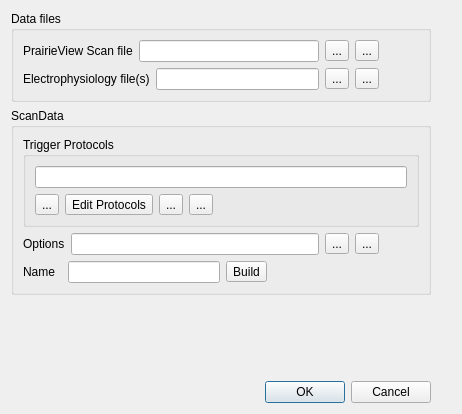
Old version of the form src/scipyen/systems/PrairieImporter.ui in the repository ctigaret/scipyen.
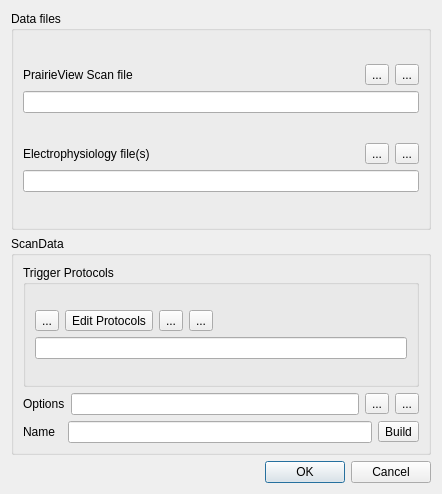
New version of the form. Icons and pictures are not drawn.

The edit to the form file:
```diff
--- a/src/scipyen/systems/PrairieImporter.ui
+++ b/src/scipyen/systems/PrairieImporter.ui
@@ -6,24 +6,24 @@
    <rect>
     <x>0</x>
     <y>0</y>
-    <width>462</width>
-    <height>414</height>
+    <width>442</width>
+    <height>494</height>
    </rect>
   </property>
   <property name="windowTitle">
    <string>Import PrairieView</string>
   </property>
-  <layout class="QGridLayout" name="gridLayout_4">
+  <layout class="QGridLayout" name="gridLayout_3">
    <item row="0" column="0">
     <widget class="QGroupBox" name="dataFilesGroupBox">
      <property name="title">
       <string>Data files</string>
      </property>
-     <layout class="QGridLayout" name="gridLayout_2">
-      <item row="0" column="0">
-       <layout class="QVBoxLayout" name="verticalLayout_2">
+     <layout class="QVBoxLayout" name="verticalLayout_5">
+      <item>
+       <layout class="QVBoxLayout" name="verticalLayout_4">
         <item>
-         <layout class="QHBoxLayout" name="horizontalLayout">
+         <layout class="QHBoxLayout" name="horizontalLayout_2">
           <item>
            <widget class="QLabel" name="label">
             <property name="text">
@@ -31,28 +31,6 @@
             </property>
            </widget>
           </item>
-          <item>
-           <widget class="QLineEdit" name="pvScanFileNameLineEdit">
-            <property name="sizePolicy">
-             <sizepolicy hsizetype="Expanding" vsizetype="Fixed">
-              <horstretch>1</horstretch>
-              <verstretch>0</verstretch>
-             </sizepolicy>
-            </property>
-            <property name="toolTip">
-             <string>PV Scan XML file name</string>
-            </property>
-            <property name="statusTip">
-             <string>PV Scan XML file name</string>
-            </property>
-            <property name="whatsThis">
-             <string>&lt;html&gt;&lt;head/&gt;&lt;body&gt;&lt;p&gt;XML file output by PrairieView, which contains PVScan information&lt;/p&gt;&lt;/body&gt;&lt;/html&gt;</string>
-            </property>
-            <property name="clearButtonEnabled">
-             <bool>true</bool>
-            </property>
-           </widget>
-          </item>
           <item>
            <widget class="QToolButton" name="pvScanFileChooserToolButton">
             <property name="toolTip">
@@ -93,23 +71,36 @@
             </property>
            </widget>
           </item>
-          <item>
-           <spacer name="horizontalSpacer">
-            <property name="orientation">
-             <enum>Qt::Horizontal</enum>
-            </property>
-            <property name="sizeHint" stdset="0">
-             <size>
-              <width>40</width>
-              <height>20</height>
-             </size>
-            </property>
-           </spacer>
-          </item>
          </layout>
         </item>
         <item>
-         <layout class="QHBoxLayout" name="horizontalLayout_2">
+         <widget class="QLineEdit" name="pvScanFileNameLineEdit">
+          <property name="sizePolicy">
+           <sizepolicy hsizetype="Expanding" vsizetype="Fixed">
+            <horstretch>1</horstretch>
+            <verstretch>0</verstretch>
+           </sizepolicy>
+          </property>
+          <property name="toolTip">
+           <string>PV Scan XML file name</string>
+          </property>
+          <property name="statusTip">
+           <string>PV Scan XML file name</string>
+          </property>
+          <property name="whatsThis">
+           <string>&lt;html&gt;&lt;head/&gt;&lt;body&gt;&lt;p&gt;XML file output by PrairieView, which contains PVScan information&lt;/p&gt;&lt;/body&gt;&lt;/html&gt;</string>
+          </property>
+          <property name="clearButtonEnabled">
+           <bool>true</bool>
+          </property>
+         </widget>
+        </item>
+       </layout>
+      </item>
+      <item>
+       <layout class="QVBoxLayout" name="verticalLayout_2">
+        <item>
+         <layout class="QHBoxLayout" name="horizontalLayout">
           <item>
            <widget class="QLabel" name="label_3">
             <property name="toolTip">
@@ -129,25 +120,6 @@
             </property>
            </widget>
           </item>
-          <item>
-           <widget class="QLineEdit" name="ephysFileNameLineEdit">
-            <property name="sizePolicy">
-             <sizepolicy hsizetype="Expanding" vsizetype="Fixed">
-              <horstretch>1</horstretch>
-              <verstretch>0</verstretch>
-             </sizepolicy>
-            </property>
-            <property name="toolTip">
-             <string>Electrophysiology file name(s) separated by OS-specific path separator (':' on Linux and MacOS, ';' on Windows)</string>
-            </property>
-            <property name="statusTip">
-             <string>Electrophysiology file name(s) separated by OS-specific path separator (':' on Linux and MacOS, ';' on Windows)</string>
-            </property>
-            <property name="whatsThis">
-             <string>&lt;html&gt;&lt;head/&gt;&lt;body&gt;&lt;p&gt;Names of electrophysiolopgy file(s). These can be axon binary files, or a pickle file with the electrophysiology data.&lt;/p&gt;&lt;p&gt;These MUST be separated by the OS-specific path separator, for example&lt;/p&gt;&lt;p&gt; &amp;quot;:&amp;quot; on POSIX OSes such as, Linux, MacOS X&lt;/p&gt;&lt;p&gt;&amp;quot;;&amp;quot; on Windows&lt;/p&gt;&lt;/body&gt;&lt;/html&gt;</string>
-            </property>
-           </widget>
-          </item>
           <item>
            <widget class="QToolButton" name="ephysFileChooserToolButton">
             <property name="toolTip">
@@ -188,21 +160,27 @@
             </property>
            </widget>
           </item>
-          <item>
-           <spacer name="horizontalSpacer_2">
-            <property name="orientation">
-             <enum>Qt::Horizontal</enum>
-            </property>
-            <property name="sizeHint" stdset="0">
-             <size>
-              <width>40</width>
-              <height>20</height>
-             </size>
-            </property>
-           </spacer>
-          </item>
          </layout>
         </item>
+        <item>
+         <widget class="QLineEdit" name="ephysFileNameLineEdit">
+          <property name="sizePolicy">
+           <sizepolicy hsizetype="Expanding" vsizetype="Fixed">
+            <horstretch>1</horstretch>
+            <verstretch>0</verstretch>
+           </sizepolicy>
+          </property>
+          <property name="toolTip">
+           <string>Electrophysiology file name(s) separated by OS-specific path separator (':' on Linux and MacOS, ';' on Windows)</string>
+          </property>
+          <property name="statusTip">
+           <string>Electrophysiology file name(s) separated by OS-specific path separator (':' on Linux and MacOS, ';' on Windows)</string>
+          </property>
+          <property name="whatsThis">
+           <string>&lt;html&gt;&lt;head/&gt;&lt;body&gt;&lt;p&gt;Names of electrophysiolopgy file(s). These can be axon binary files, or a pickle file with the electrophysiology data.&lt;/p&gt;&lt;p&gt;These MUST be separated by the OS-specific path separator, for example&lt;/p&gt;&lt;p&gt; &amp;quot;:&amp;quot; on POSIX OSes such as, Linux, MacOS X&lt;/p&gt;&lt;p&gt;&amp;quot;;&amp;quot; on Windows&lt;/p&gt;&lt;/body&gt;&lt;/html&gt;</string>
+          </property>
+         </widget>
+        </item>
        </layout>
       </item>
      </layout>
@@ -213,7 +191,7 @@
      <property name="title">
       <string>ScanData</string>
      </property>
-     <layout class="QGridLayout" name="gridLayout_3">
+     <layout class="QGridLayout" name="gridLayout_2">
       <item row="0" column="0">
        <widget class="QGroupBox" name="protocolsGroupBox">
         <property name="title">
@@ -222,29 +200,6 @@
         <layout class="QGridLayout" name="gridLayout">
          <item row="0" column="0">
           <layout class="QVBoxLayout" name="verticalLayout">
-           <item>
-            <layout class="QHBoxLayout" name="horizontalLayout_6">
-             <item>
-              <widget class="QLineEdit" name="triggerProtocolFileNameLineEdit">
-               <property name="sizePolicy">
-                <sizepolicy hsizetype="Expanding" vsizetype="Fixed">
-                 <horstretch>1</horstretch>
-                 <verstretch>0</verstretch>
-                </sizepolicy>
-               </property>
-               <property name="toolTip">
-                <string>Trigger protocols file name</string>
-               </property>
-               <property name="statusTip">
-                <string>Trigger protocols file name</string>
-               </property>
-               <property name="whatsThis">
-                <string>&lt;html&gt;&lt;head/&gt;&lt;body&gt;&lt;p&gt;Pickle file containing trigger protocols.&lt;/p&gt;&lt;/body&gt;&lt;/html&gt;</string>
-               </property>
-              </widget>
-             </item>
-            </layout>
-           </item>
            <item>
             <layout class="QHBoxLayout" name="horizontalLayout_3">
              <item>
@@ -342,6 +297,25 @@
              </item>
             </layout>
            </item>
+           <item>
+            <widget class="QLineEdit" name="triggerProtocolFileNameLineEdit">
+             <property name="sizePolicy">
+              <sizepolicy hsizetype="Expanding" vsizetype="Fixed">
+               <horstretch>1</horstretch>
+               <verstretch>0</verstretch>
+              </sizepolicy>
+             </property>
+             <property name="toolTip">
+              <string>Trigger protocols file name</string>
+             </property>
+             <property name="statusTip">
+              <string>Trigger protocols file name</string>
+             </property>
+             <property name="whatsThis">
+              <string>&lt;html&gt;&lt;head/&gt;&lt;body&gt;&lt;p&gt;Pickle file containing trigger protocols.&lt;/p&gt;&lt;/body&gt;&lt;/html&gt;</string>
+             </property>
+            </widget>
+           </item>
           </layout>
          </item>
         </layout>
@@ -423,19 +397,6 @@
             </property>
            </widget>
           </item>
-          <item>
-           <spacer name="horizontalSpacer_4">
-            <property name="orientation">
-             <enum>Qt::Horizontal</enum>
-            </property>
-            <property name="sizeHint" stdset="0">
-             <size>
-              <width>40</width>
-              <height>20</height>
-             </size>
-            </property>
-           </spacer>
-          </item>
          </layout>
         </item>
         <item>
@@ -473,19 +434,6 @@
             </property>
            </widget>
           </item>
-          <item>
-           <spacer name="horizontalSpacer_5">
-            <property name="orientation">
-             <enum>Qt::Horizontal</enum>
-            </property>
-            <property name="sizeHint" stdset="0">
-             <size>
-              <width>40</width>
-              <height>20</height>
-             </size>
-            </property>
-           </spacer>
-          </item>
          </layout>
         </item>
        </layout>
@@ -493,20 +441,7 @@
      </layout>
     </widget>
    </item>
-   <item row="2" column="1">
-    <spacer name="verticalSpacer">
-     <property name="orientation">
-      <enum>Qt::Vertical</enum>
-     </property>
-     <property name="sizeHint" stdset="0">
-      <size>
-       <width>20</width>
-       <height>1</height>
-      </size>
-     </property>
-    </spacer>
-   </item>
-   <item row="3" column="0">
+   <item row="2" column="0">
     <widget class="QDialogButtonBox" name="buttonBox">
      <property name="orientation">
       <enum>Qt::Horizontal</enum>
```
